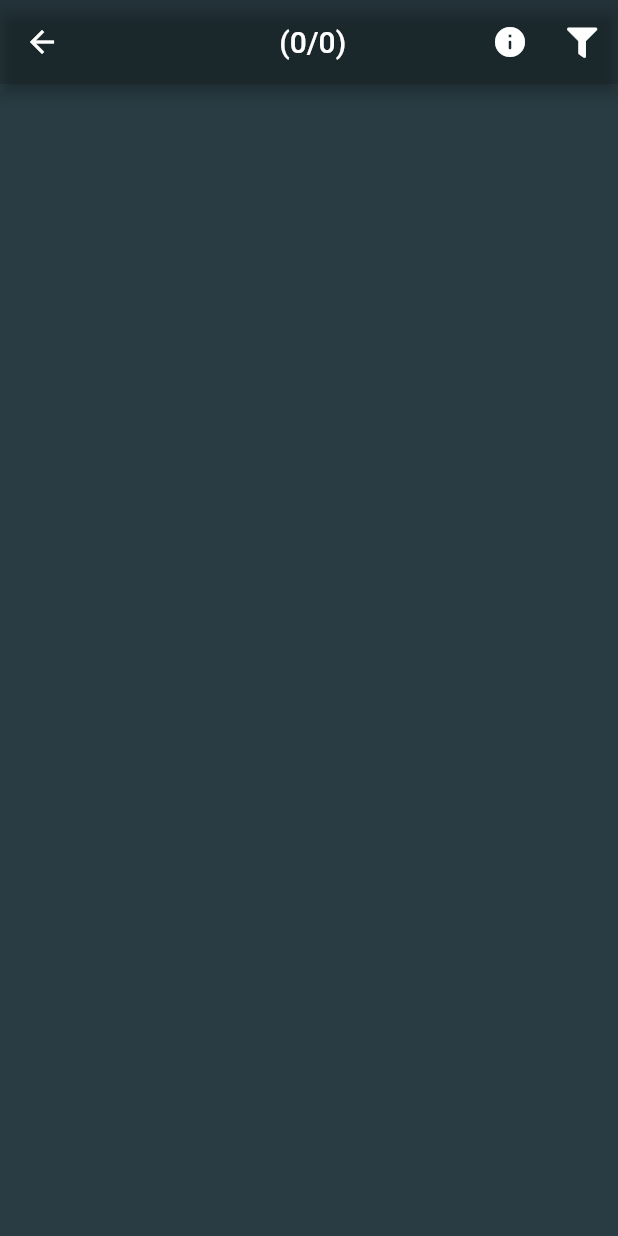
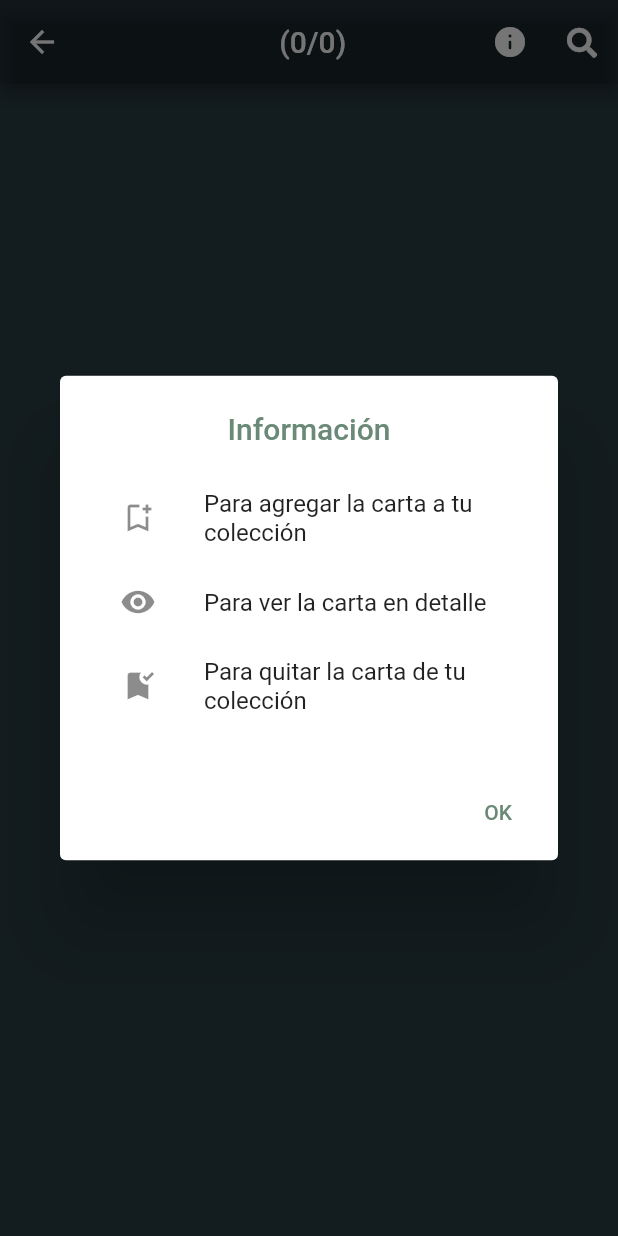
Before and after one commit to matiasacunha95/MylApp, a Flutter app: the CardsPage screen opened by its route, after a tap on the "info" icon, on a phone screen of 412 x 824 dp. Run offline on Flutter 3.47's test engine with Material 2 defaults, Android fonts, the phone set to English and light mode, and no system bars; our stand-ins replace cloud_firestore, firebase_core, font_awesome_flutter, rxdart, shared_preferences, url_launcher_web; missing offline and left inert: cloud_firestore_web, firebase_core_web, firebase_storage_web, shared_preferences_web; accounts and stored records are empty; network calls fail.

Commit message:
[ADD] search by full title text

```diff
--- a/lib/bloc/cards_bloc.dart
+++ b/lib/bloc/cards_bloc.dart
@@ -13,14 +13,21 @@ class CardsListBloc {
   Stream<List<DocumentSnapshot>> get foodsStream => cardsController.stream;
 
 /*This method will automatically fetch first 10 elements from the document list */
-  Future fetchFirstList(edition) async {
+  Future fetchFirstList(edition, title) async {
     try {
-      documentList = (await FirebaseFirestore.instance
-              .collection(edition)
-              .orderBy('edid')
-              .limit(18)
-              .get())
-          .docs;
+      documentList = title != ''
+          ? (await FirebaseFirestore.instance
+                  .collection(edition)
+                  .where('name', isEqualTo: title)
+                  .limit(18)
+                  .get())
+              .docs
+          : (await FirebaseFirestore.instance
+                  .collection(edition)
+                  .orderBy('edid')
+                  .limit(18)
+                  .get())
+              .docs;
       cardsController.sink.add(documentList);
     } on SocketException {
       cardsController.sink
--- a/lib/pages/cards_page.dart
+++ b/lib/pages/cards_page.dart
@@ -6,6 +6,7 @@ import 'package:mylapp/bloc/cards_bloc.dart';
 import 'package:cloud_firestore/cloud_firestore.dart';
 import 'package:mylapp/pages/card_detail_page.dart';
 import 'package:mylapp/preferences/user_preferences.dart';
+import 'package:mylapp/search/search_delegate.dart';
 import 'package:mylapp/services/cards_handler.dart';
 import 'package:mylapp/widgets/scroll_to_top.dart';
 
@@ -25,11 +26,12 @@ class _CardsPageState extends State<CardsPage> {
   CardsListBloc cardsListBloc = CardsListBloc();
   List<QueryDocumentSnapshot> cards = [];
   final UserPreferences userPreferences = UserPreferences();
+  late String titleSearch;
 
   @override
   void initState() {
     super.initState();
-    cardsListBloc.fetchFirstList(widget.editionId);
+    cardsListBloc.fetchFirstList(widget.editionId, '');
 
     scrollController.addListener(_scrollListener);
   }
@@ -48,13 +50,57 @@ class _CardsPageState extends State<CardsPage> {
             centerTitle: true,
             actions: [
               IconButton(
-                onPressed: () {},
+                onPressed: () => showDialog<String>(
+                  context: context,
+                  builder: (BuildContext context) => AlertDialog(
+                    title: const Center(
+                        child: Text('Información',
+                            style: TextStyle(
+                                color: Color.fromRGBO(106, 137, 118, 1)))),
+                    content: Column(
+                      mainAxisSize: MainAxisSize.min,
+                      children: const [
+                        ListTile(
+                          leading: Icon(Icons.bookmark_add_outlined),
+                          title: Text('Para agregar la carta a tu colección'),
+                        ),
+                        ListTile(
+                          leading: Icon(Icons.remove_red_eye),
+                          title: Text('Para ver la carta en detalle'),
+                        ),
+                        ListTile(
+                          leading: Icon(Icons.bookmark_added),
+                          title: Text('Para quitar la carta de tu colección'),
+                        )
+                      ],
+                    ),
+                    actions: <Widget>[
+                      TextButton(
+                        onPressed: () => Navigator.pop(context, 'OK'),
+                        child: const Text(
+                          'OK',
+                          style: TextStyle(
+                              color: Color.fromRGBO(106, 137, 118, 1)),
+                        ),
+                      ),
+                    ],
+                  ),
+                ),
                 icon: const Icon(Icons.info_rounded, color: Colors.white),
               ),
               IconButton(
-                onPressed: () {},
+                onPressed: () async {
+                  var newTitle = await showSearch(
+                      context: context,
+                      delegate: CardsSearchDelegate(
+                          collectionName: widget.editionId,
+                          title: widget.title));
+                  if (newTitle != '') {
+                    cardsListBloc.fetchFirstList(widget.editionId, newTitle);
+                  }
+                },
                 icon: const Icon(
-                  FontAwesomeIcons.filter,
+                  FontAwesomeIcons.search,
                   color: Colors.white,
                   size: 20,
                 ),
@@ -74,7 +120,7 @@ class _CardsPageState extends State<CardsPage> {
         floatingActionButton: ButtonToTop(scrollController: scrollController),
         body: RefreshIndicator(
           onRefresh: () async {
-            cardsListBloc.fetchFirstList(widget.editionId);
+            cardsListBloc.fetchFirstList(widget.editionId, '');
           },
           child: StreamBuilder<List<DocumentSnapshot>>(
               stream: cardsListBloc.foodsStream,
@@ -126,6 +172,15 @@ class _CardsPageState extends State<CardsPage> {
             if (snapshot.hasData) {
               var thisCollection =
                   snapshot.data!.docs.where((s) => s['ref'] == card['id']);
+              return _imageCardAndIcons(thisCollection, card);
+            } else {
+              return _imageCardAndIcons([], card);
+            }
+          }),
+    );
+  }
+
+  Widget _imageCardAndIcons(thisCollection, card) {
     return Row(
       mainAxisSize: MainAxisSize.min,
       mainAxisAlignment: MainAxisAlignment.spaceAround,
@@ -156,14 +211,13 @@ class _CardsPageState extends State<CardsPage> {
                   CardsHandler cardsHandler = CardsHandler();
                   thisCollection.isNotEmpty
                       ? cardsHandler.deleteCard(card['id'])
-                                : cardsHandler.addCard(
-                                    card['id'], widget.title);
+                      : cardsHandler.addCard(card['id'], widget.title);
                 },
                 icon: thisCollection.isNotEmpty
                     ? const Icon(Icons.bookmark_added,
                         color: Colors.green, size: 30)
                     : const Icon(
-                                  Icons.bookmark_border,
+                        Icons.bookmark_add_outlined,
                         color: Colors.grey,
                         size: 30,
                       )),
@@ -183,27 +237,5 @@ class _CardsPageState extends State<CardsPage> {
         ),
       ],
     );
-            } else {
-              return SizedBox(
-                height: MediaQuery.of(context).size.height * 0.15,
-                width: MediaQuery.of(context).size.width * 0.10,
-                child: Center(
-                  child: Hero(
-                    tag: card['id'],
-                    child: Opacity(
-                      opacity: 0.5,
-                      child: FadeInImage(
-                        placeholder: const NetworkImage(
-                            'https://api.myl.cl/static/loading_02_f_opt.gif'),
-                        image: NetworkImage(
-                            'https://api.myl.cl/static/cards/${card['ed_edid']}/${card['edid']}.png'),
-                      ),
-                    ),
-                  ),
-                ),
-              );
-            }
-          }),
-    );
   }
 }
```
Also changed, not shown: lib/search/search_delegate.dart (added, +109 -0 lines). Lines whose indentation alone changed are shown as unchanged.
